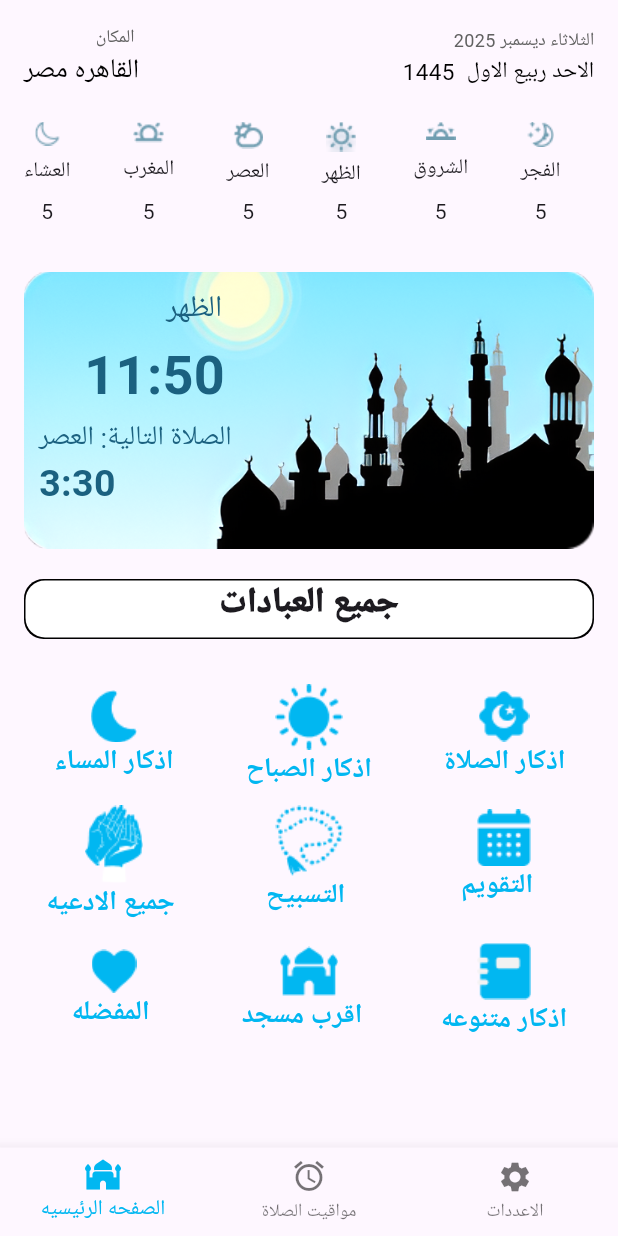
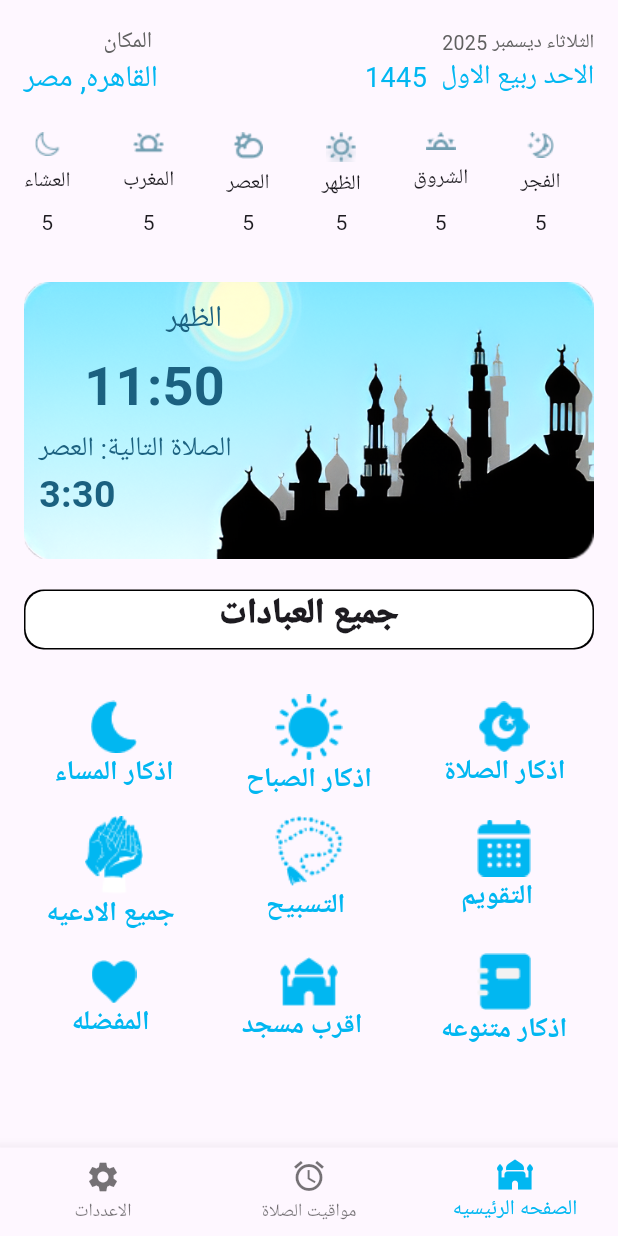
Before and after one commit to amrelmaadawy/quranApp, a Flutter app: the screen it shows after launch, on a phone screen of 412 x 824 dp. Run offline on Flutter 3.47's test engine with Material 3 defaults, Android fonts, the phone set to English and light mode, and no system bars; our stand-ins replace analog_clock.

Commit message:
finish prayer time view

```diff
--- a/lib/views/home/UI/main_home_view.dart
+++ b/lib/views/home/UI/main_home_view.dart
@@ -12,9 +12,9 @@ class MainHomeView extends StatefulWidget {
 }
 
 class _MainHomeViewState extends State<MainHomeView> {
-      int currentIndex = 0;
+  int currentIndex = 2;
 
-  List<Widget> pages = [HomeView(), Setting(), PrayersTime()];
+  List<Widget> pages = [Setting(), PrayersTime(), HomeView()];
   @override
   Widget build(BuildContext context) {
     return Scaffold(
@@ -31,16 +31,17 @@ class _MainHomeViewState extends State<MainHomeView> {
 
         items: [
           BottomNavigationBarItem(
-            icon: Icon(Icons.mosque),
-            label: 'الصفحه الرئيسيه',
+            icon: Icon(Icons.settings),
+            label: 'الاعددات',
           ),
           BottomNavigationBarItem(
             icon: Icon(Icons.alarm),
             label: 'مواقيت الصلاة',
           ),
+
           BottomNavigationBarItem(
-            icon: Icon(Icons.settings),
-            label: 'الاعددات',
+            icon: Icon(Icons.mosque),
+            label: 'الصفحه الرئيسيه',
           ),
         ],
       ),
--- a/lib/views/home/UI/widgets/home_appbar.dart
+++ b/lib/views/home/UI/widgets/home_appbar.dart
@@ -1,5 +1,6 @@
 
 import 'package:flutter/material.dart';
+import 'package:quranapp/core/app_color.dart';
 
 class HomeAppBar extends StatelessWidget {
   const HomeAppBar({
@@ -17,12 +18,12 @@ class HomeAppBar extends StatelessWidget {
               ' المكان ',
               style: TextStyle(
                 color: Colors.grey.shade700,
-                fontSize: 12,
+                fontSize: 15,
               ),
             ),
             Text(
-              'القاهره مصر',
-              style: TextStyle(color: Colors.black, fontSize: 18),
+              'القاهره, مصر',
+              style: TextStyle(color: AppColor.kprimryColor, fontSize: 20),
             ),
           ],
         ),
@@ -34,12 +35,12 @@ class HomeAppBar extends StatelessWidget {
               '2025 الثلاثاء ديسمبر',
               style: TextStyle(
                 color: Colors.grey.shade700,
-                fontSize: 12,
+                fontSize: 13,
               ),
             ),
             Text(
               '1445  الاحد ربيع الاول',
-              style: TextStyle(color: Colors.black, fontSize: 15),
+              style: TextStyle(color:AppColor.kprimryColor, fontSize: 18),
             ),
           ],
         ),
--- /dev/null
+++ b/lib/views/prayerstime/Logic/prayerlist.dart
@@ -0,0 +1,55 @@
+import 'package:flutter/material.dart';
+import 'package:quranapp/core/app_color.dart';
+import 'package:quranapp/views/home/logic/prayers.dart';
+
+List<Prayers> prayers = [
+  Prayers(
+    name: 'الفجر',
+    icon: Image.asset(
+      'assets/images/fajr.png',
+      color: AppColor.kunselectedicon,
+    ),
+    time: '5',
+  ),
+  Prayers(
+    name: 'الشروق',
+    icon: Image.asset(
+      'assets/images/sunrise.png',
+      color: AppColor.kunselectedicon,
+    ),
+    time: '5',
+  ),
+ Prayers(
+    name: 'الظهر',
+    icon: Image.asset(
+      'assets/images/dhur1.png',
+      color: AppColor.kunselectedicon,
+    ),
+    time: '5',
+  ),
+  Prayers(
+    name: 'العصر',
+    icon: Image.asset(
+      'assets/images/elasr.png',
+      color: AppColor.kunselectedicon,
+    ),
+    time: '5',
+  ),
+
+  Prayers(
+    name: 'المغرب',
+    icon: Image.asset(
+      'assets/images/maghrib.png',
+      color: AppColor.kunselectedicon,
+    ),
+    time: '5',
+  ),
+  Prayers(
+    name: 'العشاء',
+    icon: Image.asset(
+      'assets/images/isha.png',
+      color: AppColor.kunselectedicon,
+    ),
+    time: '5',
+  ),
+];
```
Also changed, not shown: lib/views/prayerstime/UI/prayers_time.dart (+44 -1 lines), lib/views/prayerstime/UI/widget/clock.dart (added, +37 -0 lines), lib/views/prayerstime/UI/widget/prayers_time_appbar.dart (added, +21 -0 lines), pubspec.yaml (+4 -10 lines), pubspec.lock.
